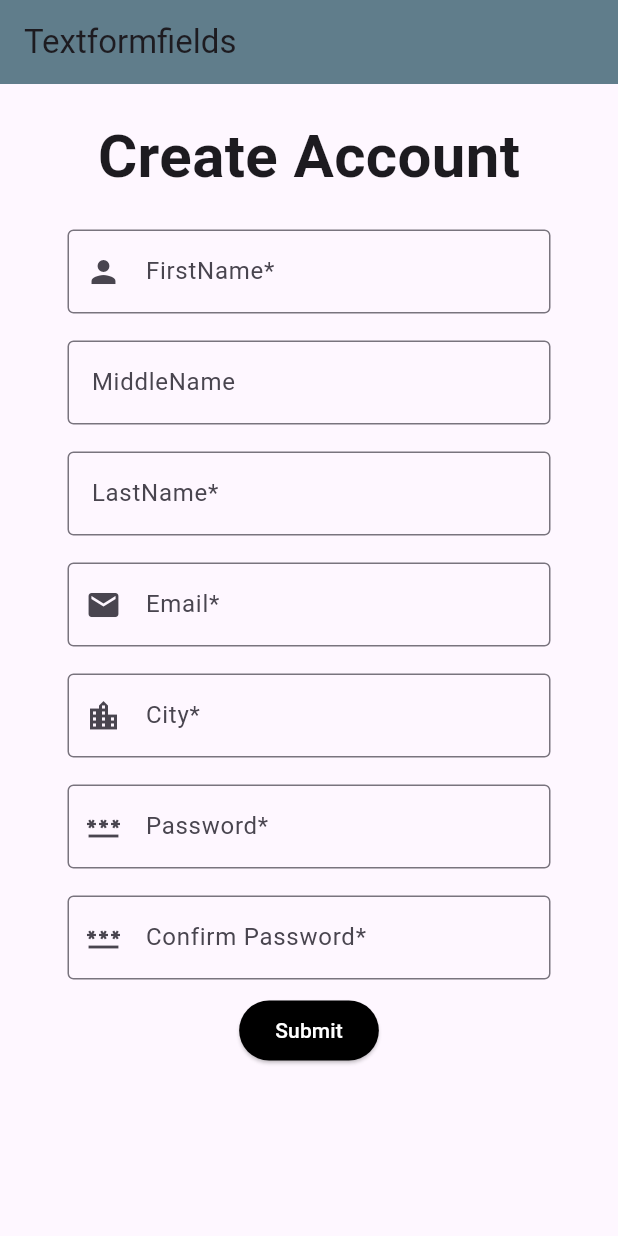
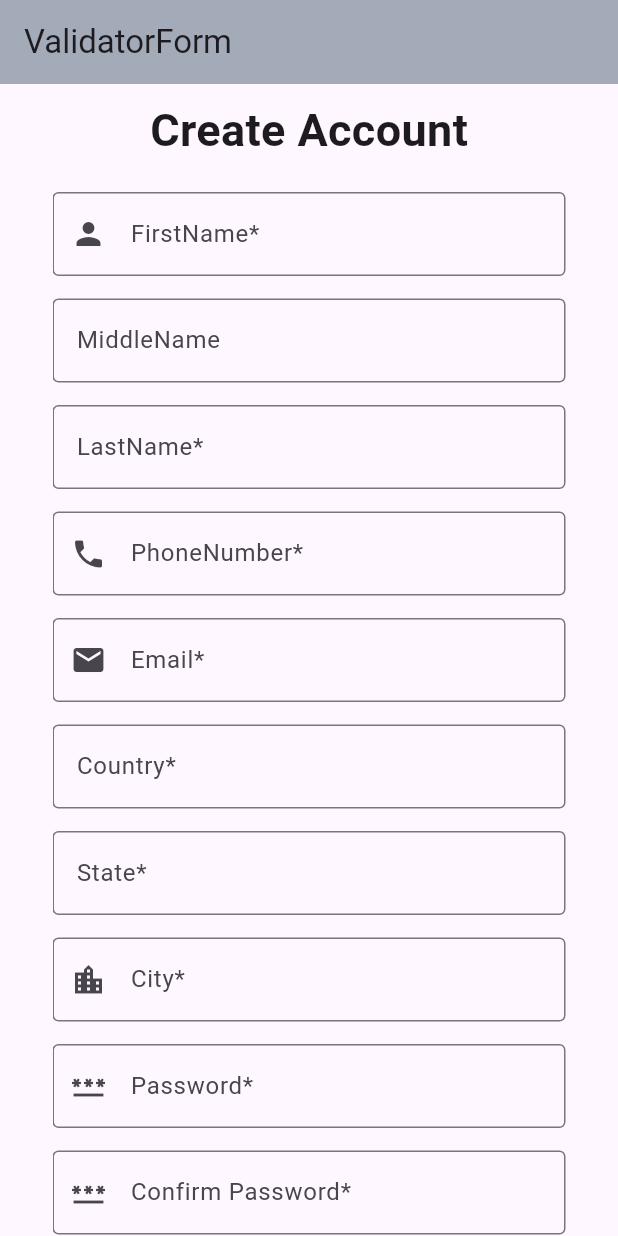
Before and after one commit to Indeshsingh/flutter_intern, a Flutter app: the screen it shows after launch, on a phone screen of 412 x 824 dp. Run offline on Flutter 3.47's test engine with Material 3 defaults, Android fonts, the phone set to English and light mode, and no system bars; our stand-ins replace shared_preferences.

Commit message:
Created 10 TextFormField, used validators for empty value checks and Stored the value to SharedPreferences on clicking the submit button and  Fetch the value using FutureBuilder and showed it in the UI

```diff
--- /dev/null
+++ b/lib/day9/validatorform_screen.dart
@@ -0,0 +1,318 @@
+import 'package:flutter/material.dart';
+import 'package:flutter_intern/day8/sharedprefence_screen.dart';
+import 'package:shared_preferences/shared_preferences.dart';
+
+class ValidatorformScreen extends StatefulWidget {
+  const ValidatorformScreen({super.key});
+
+  @override
+  State<ValidatorformScreen> createState() => _ValidatorformScreenState();
+}
+
+class _ValidatorformScreenState extends State<ValidatorformScreen> {
+  final _formkey = GlobalKey<FormState>();
+
+  final _controllerFirstName = TextEditingController();
+  final _controllerMiddleName = TextEditingController();
+  final _controllerLastName = TextEditingController();
+  final _controllerPhoneNumber = TextEditingController();
+  final _controllerEmail = TextEditingController();
+  final _controllerCountry = TextEditingController();
+  final _controllerState = TextEditingController();
+  final _controllerCity = TextEditingController();
+  final _controllerPassword = TextEditingController();
+  final _controllerConfirmPassword = TextEditingController();
+
+  void _saveFormData() async {
+    SharedPreferences prefs = await SharedPreferences.getInstance();
+    List<String> formData = [
+      _controllerFirstName.text,
+      _controllerMiddleName.text,
+      _controllerLastName.text,
+      _controllerPhoneNumber.text,
+      _controllerEmail.text,
+      _controllerCountry.text,
+      _controllerState.text,
+      _controllerCity.text,
+      _controllerPassword.text,
+      _controllerConfirmPassword.text,
+    ];
+    await prefs.setStringList('formData', formData);
+  }
+
+  Future<List<String>> _getFormData() async {
+    SharedPreferences prefs = await SharedPreferences.getInstance();
+    List<String>? formData = prefs.getStringList('formData');
+    return formData ?? [];
+  }
+
+  @override
+  void dispose() {
+    _controllerFirstName.dispose();
+    _controllerMiddleName.dispose();
+    _controllerLastName.dispose();
+    _controllerPhoneNumber.dispose();
+    _controllerEmail.dispose();
+    _controllerCountry.dispose();
+    _controllerState.dispose();
+    _controllerCity.dispose();
+    _controllerPassword.dispose();
+    _controllerConfirmPassword.dispose();
+    super.dispose();
+  }
+
+  @override
+  Widget build(BuildContext context) {
+    return Scaffold(
+      appBar: AppBar(
+        backgroundColor: const Color.fromARGB(255, 164, 171, 184),
+        title: const Text('ValidatorForm'),
+      ),
+      body: Padding(
+        padding: const EdgeInsets.only(top: 9.0, left: 35.0, right: 35.0),
+        child: SingleChildScrollView(
+          child: Column(
+            mainAxisAlignment: MainAxisAlignment.start,
+            children: [
+              const Text(
+                'Create Account',
+                style: TextStyle(fontSize: 30, fontWeight: FontWeight.bold),
+              ),
+              const SizedBox(height: 20),
+              Form(
+                key: _formkey,
+                child: Column(
+                  children: [
+                    TextFormField(
+                      controller: _controllerFirstName,
+                      autovalidateMode: AutovalidateMode.onUserInteraction,
+                      validator: (value) {
+                        if (value!.isEmpty) {
+                          return 'Please enter your firstname';
+                        } else if (value.length < 3) {
+                          return 'firstname must be at least 4 characters long';
+                        }
+                        return null;
+                      },
+                      decoration: const InputDecoration(
+                        border: OutlineInputBorder(),
+                        labelText: 'FirstName*',
+                        prefixIcon: Icon(Icons.person),
+                      ),
+                    ),
+                    const SizedBox(height: 15),
+                    TextFormField(
+                      controller: _controllerMiddleName,
+                      decoration: const InputDecoration(
+                        border: OutlineInputBorder(),
+                        labelText: 'MiddleName',
+                      ),
+                    ),
+                    const SizedBox(height: 15),
+                    TextFormField(
+                      controller: _controllerLastName,
+                      autovalidateMode: AutovalidateMode.onUserInteraction,
+                      validator: (value) {
+                        if (value!.isEmpty) {
+                          return 'Please enter your lastname';
+                        }
+                        return null;
+                      },
+                      decoration: const InputDecoration(
+                        border: OutlineInputBorder(),
+                        labelText: 'LastName*',
+                      ),
+                    ),
+                    const SizedBox(height: 15),
+                    TextFormField(
+                      controller: _controllerPhoneNumber,
+                      autovalidateMode: AutovalidateMode.onUserInteraction,
+                      validator: (value) {
+                        if (value!.isEmpty) {
+                          return 'Please enter your phone number';
+                        } else if (value.length < 10) {
+                          return 'Phone number must be 10 digit';
+                        }
+                        return null;
+                      },
+                      decoration: const InputDecoration(
+                        labelText: 'PhoneNumber*',
+                        border: OutlineInputBorder(),
+                        prefixIcon: Icon(Icons.phone),
+                      ),
+                    ),
+                    const SizedBox(height: 15),
+                    TextFormField(
+                      controller: _controllerEmail,
+                      autovalidateMode: AutovalidateMode.onUserInteraction,
+                      validator: (value) {
+                        if (value!.isEmpty) {
+                          return 'Please enter your email';
+                        }
+                        return null;
+                      },
+                      decoration: const InputDecoration(
+                        labelText: 'Email*',
+                        border: OutlineInputBorder(),
+                        prefixIcon: Icon(Icons.email),
+                      ),
+                    ),
+                    const SizedBox(height: 15),
+                    TextFormField(
+                      controller: _controllerCountry,
+                      autovalidateMode: AutovalidateMode.onUserInteraction,
+                      validator: (value) {
+                        if (value!.isEmpty) {
+                          return 'Please enter your country name';
+                        }
+                        return null;
+                      },
+                      decoration: const InputDecoration(
+                        border: OutlineInputBorder(),
+                        labelText: 'Country*',
+                      ),
+                    ),
+                    const SizedBox(height: 15),
+                    TextFormField(
+                      controller: _controllerState,
+                      autovalidateMode: AutovalidateMode.onUserInteraction,
+                      validator: (value) {
+                        if (value!.isEmpty) {
+                          return 'Please enter your state name';
+                        }
+                        return null;
+                      },
+                      decoration: const InputDecoration(
+                        border: OutlineInputBorder(),
+                        labelText: 'State*',
+                      ),
+                    ),
+                    const SizedBox(height: 15),
+                    TextFormField(
+                      controller: _controllerCity,
+                      autovalidateMode: AutovalidateMode.onUserInteraction,
+                      validator: (value) {
+                        if (value!.isEmpty) {
+                          return 'Please enter your city name';
+                        }
+                        return null;
+                      },
+                      decoration: const InputDecoration(
+                        border: OutlineInputBorder(),
+                        labelText: 'City*',
+                        prefixIcon: Icon(Icons.location_city),
+                      ),
+                    ),
+                    const SizedBox(height: 15),
+                    TextFormField(
+                      obscureText: true,
+                      obscuringCharacter: '*',
+                      controller: _controllerPassword,
+                      autovalidateMode: AutovalidateMode.onUserInteraction,
+                      validator: (value) {
+                        if (value!.isEmpty) {
+                          return 'Please enter your password';
+                        } else if (value.length < 6) {
+                          return 'Password must be at least 6 characters long';
+                        } else if (value != value.toUpperCase()) {
+                          return 'Must be in uppercase';
+                        }
+                        return null;
+                      },
+                      decoration: const InputDecoration(
+                        border: OutlineInputBorder(),
+                        labelText: 'Password*',
+                        prefixIcon: Icon(Icons.password),
+                      ),
+                    ),
+                    const SizedBox(height: 15),
+                    TextFormField(
+                      obscureText: true,
+                      obscuringCharacter: '*',
+                      controller: _controllerConfirmPassword,
+                      autovalidateMode: AutovalidateMode.onUserInteraction,
+                      validator: (value) {
+                        if (value!.isEmpty) {
+                          return 'Please confirm your password';
+                        }
+                        return null;
+                      },
+                      decoration: const InputDecoration(
+                        border: OutlineInputBorder(),
+                        labelText: 'Confirm Password*',
+                        prefixIcon: Icon(Icons.password),
+                      ),
+                    ),
+                    const SizedBox(height: 20),
+                    ElevatedButton(
+                      onPressed: () {
+                        if (_formkey.currentState!.validate()) {
+                          ScaffoldMessenger.of(context).showSnackBar(
+                            const SnackBar(content: Text('Processing data')),
+                          );
+                          setState(() {
+                            _saveFormData();
+                            Navigator.push(
+                              context,
+                              MaterialPageRoute(
+                                builder: (context) =>
+                                    const SharedprefenceScreen(),
+                              ),
+                            );
+                          });
+                        }
+                      },
+                      style: ButtonStyle(
+                        backgroundColor: WidgetStateProperty.all(Colors.black),
+                      ),
+                      child: const Text(
+                        'Submit',
+                        style: TextStyle(color: Colors.white),
+                      ),
+                    ),
+                  ],
+                ),
+              ),
+              const SizedBox(height: 20),
+              const Text(
+                'Saved Data',
+                style: TextStyle(fontSize: 20, fontWeight: FontWeight.bold),
+              ),
+              FutureBuilder<List<String>>(
+                future: _getFormData(),
+                builder: (context, snapshot) {
+                  if (snapshot.connectionState == ConnectionState.waiting) {
+                    return const CircularProgressIndicator();
+                  } else if (snapshot.hasError) {
+                    return Text('Error: ${snapshot.error}');
+                  } else if (!snapshot.hasData || snapshot.data!.isEmpty) {
+                    return const Text('No saved data');
+                  } else {
+                    List<String> formData = snapshot.data!;
+                    return Column(
+                      crossAxisAlignment: CrossAxisAlignment.start,
+                      children: [
+                        SizedBox(
+                          height: 300,
+                          child: ListView.builder(
+                            itemCount: formData.length,
+                            itemBuilder: (context, index) {
+                              return Column(
+                                mainAxisAlignment: MainAxisAlignment.start,
+                                children: [Text(formData[index])],
+                              );
+                            },
+                          ),
+                        )
+                      ],
+                    );
+                  }
+                },
+              ),
+            ],
+          ),
+        ),
+      ),
+    );
+  }
+}
--- a/lib/main.dart
+++ b/lib/main.dart
@@ -8,6 +8,7 @@ import 'package:flutter_intern/day5/day5_screen.dart';
 import 'package:flutter_intern/day5/dropdown_screen.dart';
 import 'package:flutter_intern/day7/form_screen.dart';
 import 'package:flutter_intern/day8/sharedprefence_screen.dart';
+import 'package:flutter_intern/day9/validatorform_screen.dart';
 
 void main() {
   runApp(const MyApp());
@@ -21,7 +22,7 @@ class MyApp extends StatelessWidget {
     return const MaterialApp(
       debugShowCheckedModeBanner: false,
       // title: 'Homepage',
-      home: FormScreen(),
+      home: ValidatorformScreen(),
     );
   }
 }
```
Also changed, not shown: lib/day7/form_screen.dart (+8 -7 lines).
